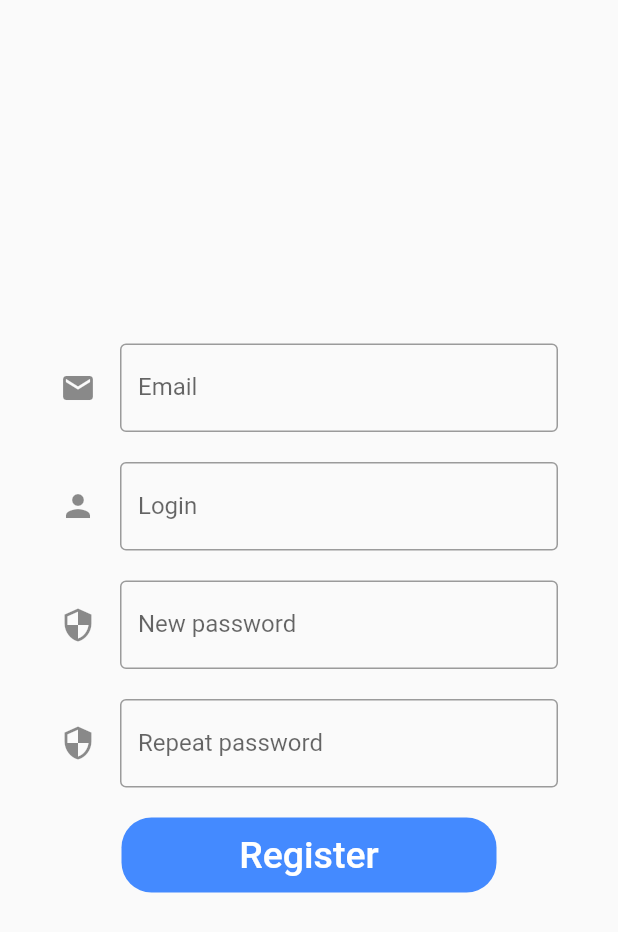
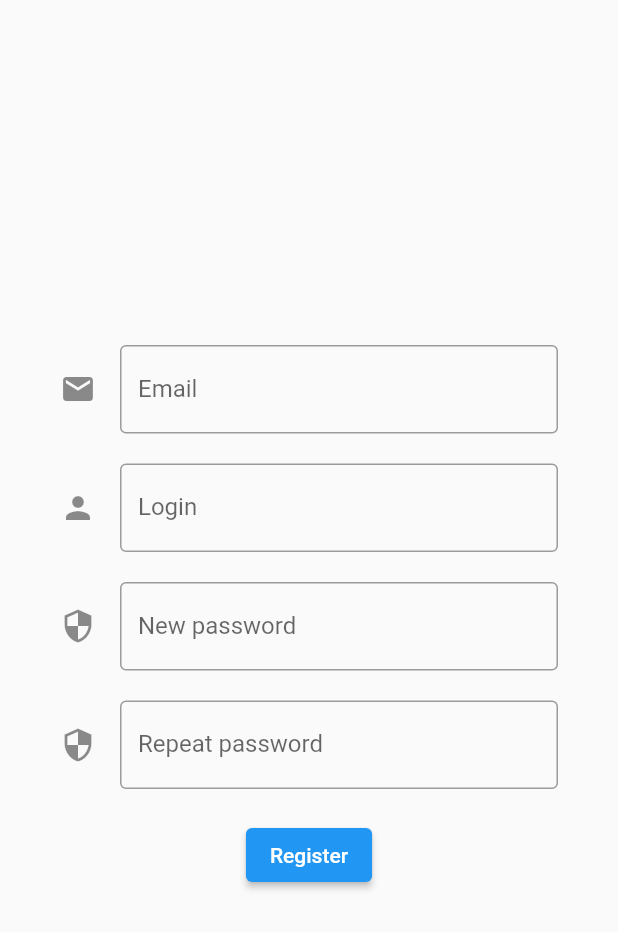
Before and after one commit to ArseniyNoskin/PetProject, a Flutter app: the RegisterView screen opened by its route, on a phone screen of 412 x 824 dp. Shown: the top 932 px of the screen. Run offline on Flutter 3.47's test engine with Material 2 defaults, Android fonts, the light colour scheme and no system bars; our stand-ins replace flutter_bloc.

Commit message:
impl registration with cash

```diff
--- a/lib/main.dart
+++ b/lib/main.dart
@@ -25,7 +25,10 @@ class MyApp extends StatelessWidget {
         AppRoutes.forgotPass: (context) => ForgotPasswordView(),
         AppRoutes.newPass: (context) => NewPasswordView(),
         AppRoutes.codeEntry: (context) => CodeEntryView(),
-          AppRoutes.register: (context) => RegisterView(),
+        AppRoutes.register: (context) => RepositoryProvider(
+              create: (context) => UserRepository(),
+              child: RegisterView(),
+            ),
       },
     );
   }
--- a/lib/presentation/registerPage/bloc/register_event.dart
+++ b/lib/presentation/registerPage/bloc/register_event.dart
@@ -24,11 +24,11 @@ class RegisterPasswordRepeatChanged extends RegisterEvent{
   RegisterPasswordRepeatChanged({this.passwordRepeat});
 }
 
-class RegisterSubmitted extends RegisterEvent{
-  final String? email;
-  final String? username;
-  final String? password;
-  final String? passwordRepeat;
+class RegisterButtonClickEvent extends RegisterEvent{
+  final String? rEmail;
+  final String? rUsername;
+  final String? rPassword;
+  final String? rPasswordRepeat;
 
-  RegisterSubmitted({this.email, this.username, this.password, this.passwordRepeat});
+  RegisterButtonClickEvent(this.rEmail, this.rUsername, this.rPassword, this.rPasswordRepeat);
 }
--- a/lib/presentation/registerPage/register_page.dart
+++ b/lib/presentation/registerPage/register_page.dart
@@ -1,22 +1,53 @@
 import 'package:flutter/material.dart';
-import 'package:new_project/presentation/loginPage/login_page_2.dart';
-import 'package:new_project/presentation/routes/appRoutes.dart';
+import 'package:flutter_bloc/flutter_bloc.dart';
+import 'package:new_project/presentation/registerPage/bloc/register_event.dart';
+import 'package:new_project/presentation/registerPage/bloc/register_state.dart';
+import 'package:new_project/repository/repository.dart';
+
+import '../form_submission_status.dart';
+import '../routes/appRoutes.dart';
+import 'bloc/register_bloc.dart';
 
 class RegisterView extends StatelessWidget {
   final _formKey = GlobalKey<FormState>();
 
   RegisterView({Key? key}) : super(key: key);
 
+  final emailController = TextEditingController();
+  final usernameController = TextEditingController();
+  final passwordController = TextEditingController();
+  final passwordRepeatController = TextEditingController();
 
   @override
   Widget build(BuildContext context) {
     return Scaffold(
-      body: _registerForm(context),
+      body: BlocProvider(
+        create: (context) => RegisterBloc(
+          userRepository: context.read<UserRepository>(),
+        ),
+        child: _registerForm(context),
+      ),
     );
   }
 
-  Widget _registerForm(BuildContext context){
-    return Form(
+  Widget _registerForm(BuildContext context) {
+    return BlocListener<RegisterBloc, RegisterState>(
+      listener: (context, state) {
+        final formStatus = state.formStatus;
+
+        print('state = ${formStatus.toString()}');
+
+        if (formStatus is SubmissionFailed) {
+          _showSnackBar(context, formStatus.exception.toString());
+        }
+        if (formStatus is SubmissionSuccess) {
+          Navigator.pushNamed(
+            context,
+            AppRoutes.login,
+          );
+        }
+      },
+      child: Form(
         key: _formKey,
         child: Padding(
           padding: const EdgeInsets.symmetric(horizontal: 40),
@@ -24,83 +55,93 @@ class RegisterView extends StatelessWidget {
             mainAxisAlignment: MainAxisAlignment.center,
             children: [
               _emailField(),
-            const SizedBox(height: 20,),
+              const SizedBox(
+                height: 20,
+              ),
               _loginField(),
-            const SizedBox(height: 20,),
+              const SizedBox(
+                height: 20,
+              ),
               _passwordField(),
-            const SizedBox(height: 20,),
+              const SizedBox(
+                height: 20,
+              ),
               _repeatPasswordField(),
-            const SizedBox(height: 20,),
-            _registerButton(myOnClick: (){
-              Navigator.pushNamed(context, AppRoutes.login);
-            }),
+              const SizedBox(
+                height: 20,
+              ),
+              _registerButton(),
             ],
+          ),
         ),
       ),
     );
   }
 
   Widget _emailField() {
-    return const TextField(
-      decoration: InputDecoration(
+    return TextField(
+      decoration: const InputDecoration(
         icon: Icon(Icons.email),
         border: OutlineInputBorder(),
         labelText: 'Email',
         hintText: 'Enter your valid email',
       ),
+      controller: emailController,
     );
   }
 
   Widget _loginField() {
-    return const TextField(
-      decoration: InputDecoration(
+    return TextField(
+      decoration: const InputDecoration(
         icon: Icon(Icons.person),
         border: OutlineInputBorder(),
         labelText: 'Login',
         hintText: 'Enter your secure login',
       ),
+      controller: usernameController,
     );
   }
 
   Widget _passwordField() {
-    return const TextField(
-      decoration: InputDecoration(
+    return TextField(
+      decoration: const InputDecoration(
         icon: Icon(Icons.security),
         border: OutlineInputBorder(),
         labelText: 'New password',
         hintText: 'Enter your secure password',
       ),
+      controller: passwordController,
     );
   }
 
   Widget _repeatPasswordField() {
-    return const TextField(
-      decoration: InputDecoration(
+    return TextField(
+      decoration: const InputDecoration(
         icon: Icon(Icons.security),
         border: OutlineInputBorder(),
         labelText: 'Repeat password',
         hintText: 'Repeat your password',
       ),
+      controller: passwordRepeatController,
     );
   }
 
-  Widget _registerButton({required void Function() myOnClick}) {
-    return Container(
-      height: 50,
-      width: 250,
-      decoration: BoxDecoration(
-        color: Colors.blueAccent,
-        borderRadius: BorderRadius.circular(20),
-      ),
-      child: TextButton(
-        onPressed: (){
-          myOnClick();
+  Widget _registerButton() {
+    return BlocBuilder<RegisterBloc, RegisterState>(builder: (context, state) {
+      return state.formStatus is FormSubmitting
+          ? const CircularProgressIndicator()
+          : ElevatedButton(
+              onPressed: () {
+                context.read<RegisterBloc>().add(RegisterButtonClickEvent(emailController.text, usernameController.text,
+                    passwordController.text, passwordRepeatController.text));
               },
-        child: const Text(
-          'Register',
-          style: TextStyle(color: Colors.white, fontSize: 25),
-        ),
-      ),
+              child: const Text('Register'),
             );
+    });
+  }
+
+  void _showSnackBar(BuildContext context, String message) {
+    final snackBar = SnackBar(content: Text(message));
+    ScaffoldMessenger.of(context).showSnackBar(snackBar);
   }
 }
--- a/lib/repository/repository.dart
+++ b/lib/repository/repository.dart
@@ -1,14 +1,19 @@
-import 'package:flutter/cupertino.dart';
 import 'package:new_project/models/repository_result.dart';
 import 'package:new_project/models/user_data_model.dart';
 
 class UserRepository{
+
+  String? userUsername;
+  String? userPassword;
+  String? userEmail;
+  int? userAge;
+
   Future<RepositoryResult> login(String login, String password) async{
 
     await Future.delayed(const Duration(seconds: 2));
-
-    if(login == 'Arsenio'){
-      return RepositoryResult(success: UserDataModel('arsenio@gmail.com', 'Arsenio', 19), error: null);
+    print('entered login =  ${login}, in repos saved = ${userUsername}');
+    if(login == userUsername && password == userPassword){
+      return RepositoryResult(success: UserDataModel(userEmail, userUsername, 19), error: null);
     }else{
       return RepositoryResult(success: UserDataModel(null, null, null), error: 'invalid username');
     }
@@ -17,6 +22,9 @@ class UserRepository{
   Future<RepositoryResult> register(String email, String username, String password, String passwordRepeat) async{
     await Future.delayed(const Duration(seconds: 2));
     if (password == passwordRepeat){
+      userUsername = username;
+      userEmail = email;
+      userPassword = password;
       return RepositoryResult(success: UserDataModel(email, username, 19), error: null);
     }else{
       return RepositoryResult(success: UserDataModel(null, null, null), error: 'password don`t match');
```
Also changed, not shown: lib/presentation/registerPage/bloc/register_bloc.dart (+12 -12 lines), lib/presentation/form_submission_status.dart (line endings or trailing spaces). Lines whose indentation alone changed are shown as unchanged.
